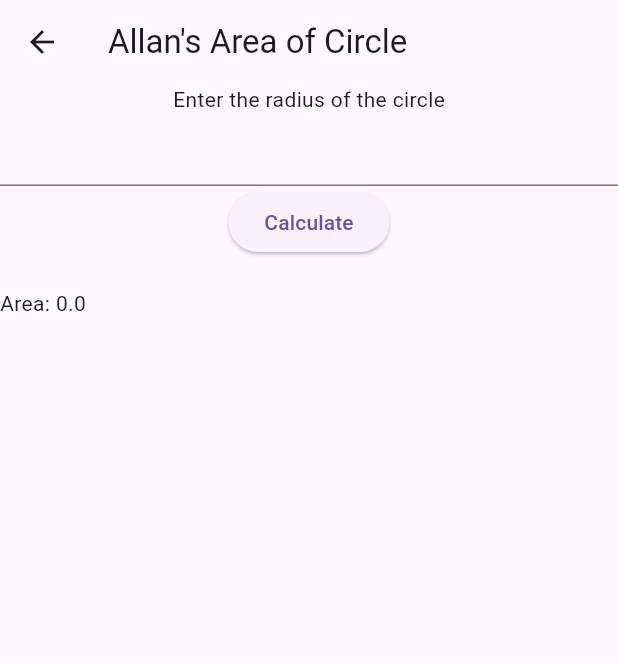
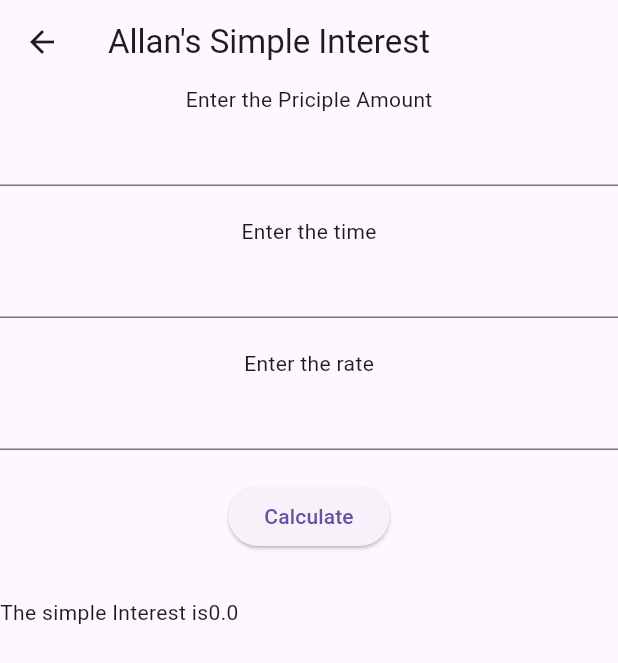
Before and after one commit to Allan0092/class_assignment_2, a Flutter app: the screen it shows after launch, after a tap on "Simple Interest", on a phone screen of 412 x 824 dp. Shown: the top 663 px of the screen. Run offline on Flutter 3.47's test engine with Material 3 defaults, Android fonts, the phone set to English and light mode, and no system bars; our stand-ins replace flutter_bloc.

Commit message:
Simple Interest Completed

```diff
--- a/lib/app.dart
+++ b/lib/app.dart
@@ -1,5 +1,6 @@
 import 'package:class_assignment_2/cubit/area_of_circle_cubit.dart';
 import 'package:class_assignment_2/cubit/dashboard_cubit.dart';
+import 'package:class_assignment_2/cubit/simple_interest_cubit.dart';
 import 'package:class_assignment_2/view/dashboard_view.dart';
 import 'package:flutter/material.dart';
 import 'package:flutter_bloc/flutter_bloc.dart';
@@ -14,9 +15,11 @@ class MyApp extends StatelessWidget {
         BlocProvider(
           create: (context) => AreaOfCircleCubit(),
         ),
+        BlocProvider(create: (context) => SimpleInterestCubit()),
         BlocProvider(
-            create: (context) =>
-                DashboardCubit(context.read<AreaOfCircleCubit>()))
+            create: (context) => DashboardCubit(
+                context.read<AreaOfCircleCubit>(),
+                context.read<SimpleInterestCubit>()))
       ],
       child: MaterialApp(
         title: "Class Assignment 2",
--- a/lib/cubit/dashboard_cubit.dart
+++ b/lib/cubit/dashboard_cubit.dart
@@ -1,12 +1,16 @@
 import 'package:class_assignment_2/cubit/area_of_circle_cubit.dart';
+import 'package:class_assignment_2/cubit/simple_interest_cubit.dart';
 import 'package:class_assignment_2/view/area_of_circle_view.dart';
+import 'package:class_assignment_2/view/simple_interest_view.dart';
 import 'package:flutter/material.dart';
 import 'package:flutter_bloc/flutter_bloc.dart';
 
 class DashboardCubit extends Cubit<void> {
-  DashboardCubit(this._areaOfCircleCubit) : super(null);
+  DashboardCubit(this._areaOfCircleCubit, this._simpleInterestCubit)
+      : super(null);
 
   final AreaOfCircleCubit _areaOfCircleCubit;
+  final SimpleInterestCubit _simpleInterestCubit;
 
   void openAreaOfCircleView(BuildContext context) {
     Navigator.push(
@@ -24,8 +28,8 @@ class DashboardCubit extends Cubit<void> {
         context,
         MaterialPageRoute(
             builder: (_) => BlocProvider.value(
-                  value: _areaOfCircleCubit,
-                  child: AreaOfCircleView(),
+                  value: _simpleInterestCubit,
+                  child: SimpleInterestView(),
                 )));
   }
 
--- a/lib/cubit/simple_interest_cubit.dart
+++ b/lib/cubit/simple_interest_cubit.dart
@@ -0,0 +1,9 @@
+import 'package:flutter_bloc/flutter_bloc.dart';
+
+class SimpleInterestCubit extends Cubit<double> {
+  SimpleInterestCubit() : super(0);
+
+  void calculate(double principle, double time, double rate) {
+    emit((principle * time * rate) / 100);
+  }
+}
--- a/lib/view/dashboard_view.dart
+++ b/lib/view/dashboard_view.dart
@@ -18,7 +18,7 @@ class DashboardView extends StatelessWidget {
           Card(
             child: InkWell(
               onTap: () {
-                context.read<DashboardCubit>().openAreaOfCircleView(context);
+                context.read<DashboardCubit>().openSimpleInterest(context);
               },
               child: Column(
                 children: [
@@ -30,7 +30,9 @@ class DashboardView extends StatelessWidget {
           ),
           Card(
             child: InkWell(
-              onTap: () {},
+              onTap: () {
+                context.read<DashboardCubit>().openAreaOfCircleView(context);
+              },
               child: Column(
                 children: [
                   Icon(Icons.pie_chart_outline_outlined),
--- a/lib/view/simple_interest_view.dart
+++ b/lib/view/simple_interest_view.dart
@@ -0,0 +1,67 @@
+import 'package:class_assignment_2/cubit/simple_interest_cubit.dart';
+import 'package:flutter/material.dart';
+import 'package:flutter_bloc/flutter_bloc.dart';
+
+class SimpleInterestView extends StatelessWidget {
+  const SimpleInterestView({super.key});
+
+  @override
+  Widget build(BuildContext context) {
+    final principleController = TextEditingController();
+    final timeController = TextEditingController();
+    final rateController = TextEditingController();
+
+    return Scaffold(
+      appBar: AppBar(
+        title: Text("Allan's Simple Interest"),
+      ),
+      body: Form(
+          child: Column(
+        children: [
+          Text("Enter the Priciple Amount"),
+          TextFormField(
+            controller: principleController,
+          ),
+          SizedBox(
+            height: 20,
+          ),
+          Text("Enter the time"),
+          TextFormField(
+            controller: timeController,
+          ),
+          SizedBox(
+            height: 20,
+          ),
+          Text("Enter the rate"),
+          TextFormField(
+            controller: rateController,
+          ),
+          SizedBox(
+            height: 20,
+          ),
+          ElevatedButton(
+              onPressed: () {
+                context.read<SimpleInterestCubit>().calculate(
+                    double.parse(principleController.text),
+                    double.parse(timeController.text),
+                    double.parse(rateController.text));
+              },
+              child: Text("Calculate")),
+          SizedBox(
+            height: 30,
+          ),
+          Row(
+            children: [
+              Text("The simple Interest is"),
+              BlocBuilder<SimpleInterestCubit, double>(
+                builder: (context, state) {
+                  return Text('$state');
+                },
+              ),
+            ],
+          )
+        ],
+      )),
+    );
+  }
+}
```
